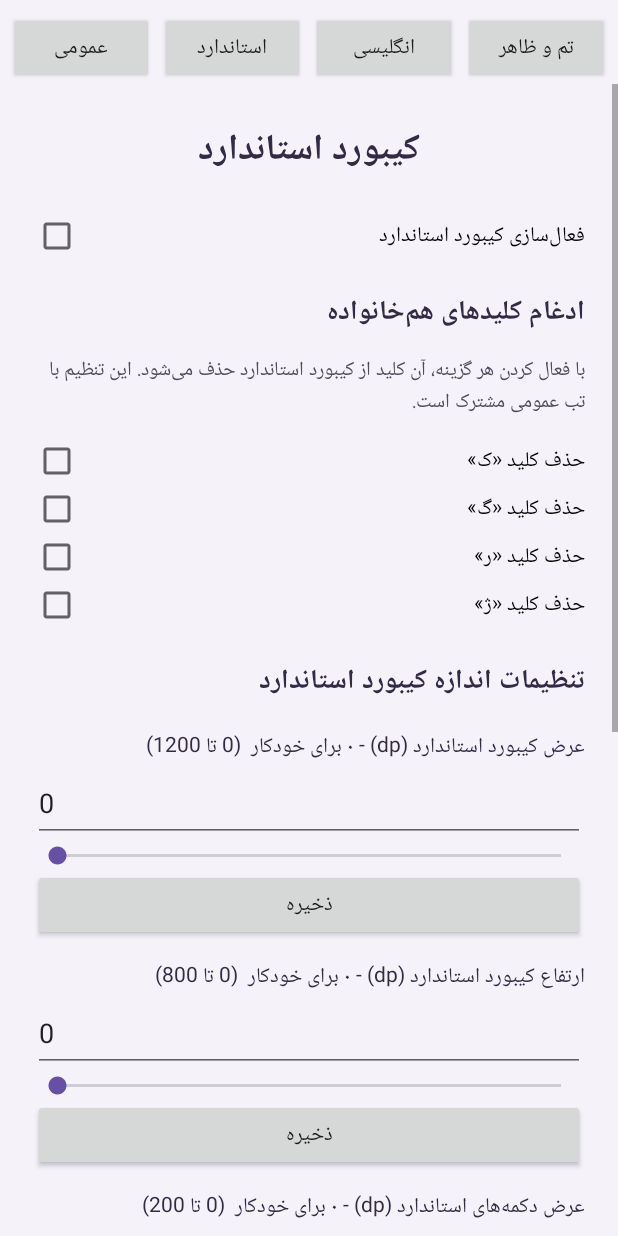
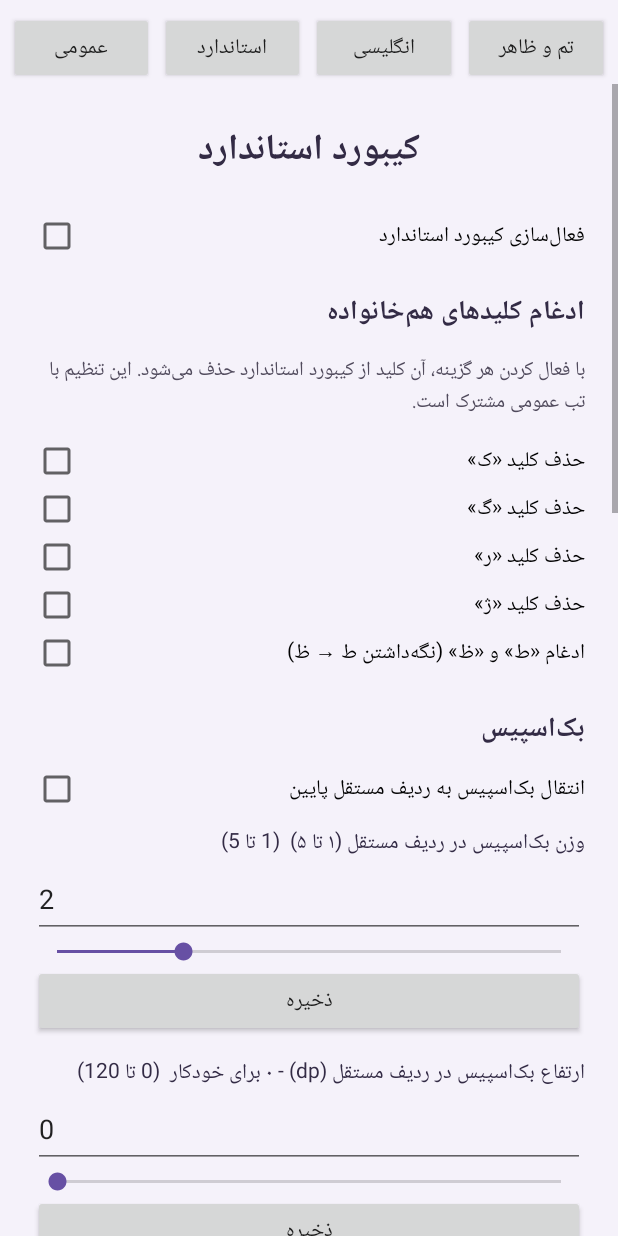
Before and after one commit to smhosseini397/SMHKeyBoard.ai, an Android app: the screen it shows after launch (SettingsActivity), after a tap on "استاندارد", on a phone screen of 412 x 824 dp. Run offline under Robolectric (Android 15) with nearby library versions, the phone set to English and light mode, and no system bars; 1 other tap on this screen came first.

Commit message:
Update SettingsActivity.kt

```diff
--- a/app/src/main/java/com/farshekashan/keyfarsi/SettingsActivity.kt
+++ b/app/src/main/java/com/farshekashan/keyfarsi/SettingsActivity.kt
@@ -236,7 +236,8 @@ class SettingsActivity : Activity() {
             "merge_key_kaf" to "حذف کلید «ک»",
             "merge_key_gaf" to "حذف کلید «گ»",
             "merge_key_re" to "حذف کلید «ر»",
-            "merge_key_zhe" to "حذف کلید «ژ»"
+            "merge_key_zhe" to "حذف کلید «ژ»",
+            "merge_ta_za" to "ادغام «ط» و «ظ» (نگه‌داشتن ط → ظ)"
         ).forEach { (key, label) ->
             val cb = CheckBox(this).apply {
                 text = label
@@ -252,6 +253,32 @@ class SettingsActivity : Activity() {
             }
             outer.addView(cb)
         }
+
+        outer.addView(sectionTitle("بک‌اسپیس"))
+        val backspaceSeparate = CheckBox(this).apply {
+            text = "انتقال بک‌اسپیس به ردیف مستقل پایین"
+            isChecked = prefs.getBoolean("backspace_separate_row", false)
+            setOnCheckedChangeListener { _, checked ->
+                prefs.edit().putBoolean("backspace_separate_row", checked).apply()
+                Toast.makeText(
+                    this@SettingsActivity,
+                    "برای اعمال تغییرات، کیبورد را ببندید و دوباره باز کنید",
+                    Toast.LENGTH_SHORT
+                ).show()
+            }
+        }
+        outer.addView(backspaceSeparate)
+        addNumberField(outer, "وزن بک‌اسپیس در ردیف مستقل (۱ تا ۵)", "backspace_weight", 2, 1, 5)
+        addNumberField(outer, "ارتفاع بک‌اسپیس در ردیف مستقل (dp) - ۰ برای خودکار", "backspace_separate_height", 0, 0, 120)
+
+        outer.addView(sectionTitle("جابه‌جایی عمودی کیبورد"))
+        outer.addView(TextView(this).apply {
+            text = "اگر کیبورد خیلی پایین است، آن را به سمت بالا ببرید. مقدار مثبت = بالا، منفی = پایین."
+            textSize = 13f
+            setTextColor(0xFF514B5D.toInt())
+            setPadding(0, dp(4), 0, dp(10))
+        })
+        addNumberField(outer, "جابه‌جایی عمودی (dp) - ۱۰۰- تا ۲۰۰", "keyboard_vertical_offset", 0, -100, 200)
 
         outer.addView(sectionTitle("تنظیمات عمومی (حالت افقی)"))
         addNumberField(outer, "عرض کیبورد در حالت افقی (dp) - ۰ برای خودکار", "keyboard_width_landscape", 0, 0, 1200)
@@ -341,7 +368,8 @@ class SettingsActivity : Activity() {
             "merge_key_kaf" to "حذف کلید «ک»",
             "merge_key_gaf" to "حذف کلید «گ»",
             "merge_key_re" to "حذف کلید «ر»",
-            "merge_key_zhe" to "حذف کلید «ژ»"
+            "merge_key_zhe" to "حذف کلید «ژ»",
+            "merge_ta_za" to "ادغام «ط» و «ظ» (نگه‌داشتن ط → ظ)"
         )
 
         mergeKeyOptions.forEach { (key, label) ->
@@ -359,6 +387,32 @@ class SettingsActivity : Activity() {
             }
             outer.addView(cb)
         }
+
+        outer.addView(sectionTitle("بک‌اسپیس"))
+        val backspaceSeparate = CheckBox(this).apply {
+            text = "انتقال بک‌اسپیس به ردیف مستقل پایین"
+            isChecked = prefs.getBoolean("backspace_separate_row", false)
+            setOnCheckedChangeListener { _, checked ->
+                prefs.edit().putBoolean("backspace_separate_row", checked).apply()
+                Toast.makeText(
+                    this@SettingsActivity,
+                    "برای اعمال تغییرات، کیبورد را ببندید و دوباره باز کنید",
+                    Toast.LENGTH_SHORT
+                ).show()
+            }
+        }
+        outer.addView(backspaceSeparate)
+        addNumberField(outer, "وزن بک‌اسپیس در ردیف مستقل (۱ تا ۵)", "backspace_weight", 2, 1, 5)
+        addNumberField(outer, "ارتفاع بک‌اسپیس در ردیف مستقل (dp) - ۰ برای خودکار", "backspace_separate_height", 0, 0, 120)
+
+        outer.addView(sectionTitle("جابه‌جایی عمودی کیبورد"))
+        outer.addView(TextView(this).apply {
+            text = "اگر کیبورد خیلی پایین است، آن را به سمت بالا ببرید. مقدار مثبت = بالا، منفی = پایین."
+            textSize = 13f
+            setTextColor(0xFF514B5D.toInt())
+            setPadding(0, dp(4), 0, dp(10))
+        })
+        addNumberField(outer, "جابه‌جایی عمودی (dp) - ۱۰۰- تا ۲۰۰", "keyboard_vertical_offset", 0, -100, 200)
 
         outer.addView(sectionTitle("تنظیمات اندازه کیبورد استاندارد"))
         addNumberField(outer, "عرض کیبورد استاندارد (dp) - ۰ برای خودکار", "standard_keyboard_width", 0, 0, 1200)
@@ -475,6 +529,11 @@ class SettingsActivity : Activity() {
                     .putBoolean("merge_key_gaf", false)
                     .putBoolean("merge_key_re", false)
                     .putBoolean("merge_key_zhe", false)
+                    .putBoolean("merge_ta_za", false)
+                    .putBoolean("backspace_separate_row", false)
+                    .putInt("backspace_weight", 2)
+                    .putInt("backspace_separate_height", 0)
+                    .putInt("keyboard_vertical_offset", 0)
                     .putInt("space_weight", 3)
                     .putInt("enter_weight", 15)
                     .putBoolean("auto_correct", true)
@@ -535,7 +594,7 @@ class SettingsActivity : Activity() {
         row.addView(labelView)
 
         val input = EditText(this).apply {
-            inputType = InputType.TYPE_CLASS_NUMBER
+            inputType = InputType.TYPE_CLASS_NUMBER or InputType.TYPE_NUMBER_FLAG_SIGNED
             setSingleLine(true)
             setText(prefs.getInt(key, default).toString())
             hint = "عدد دلخواه"
```
